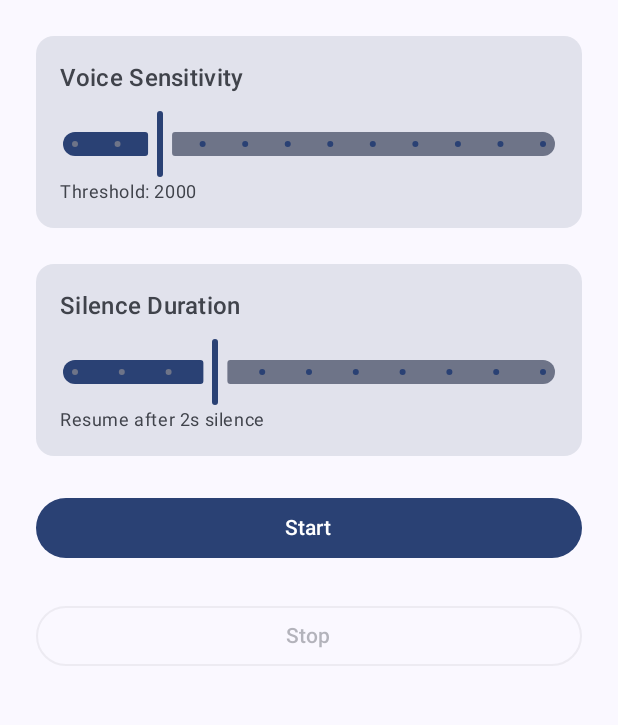
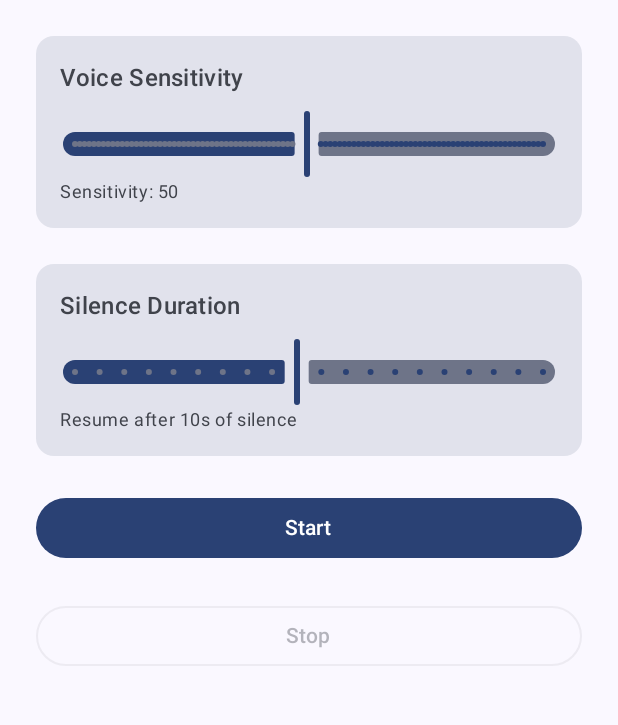
Before and after one commit to RohitKSahoo/Pausify, an Android app built with Jetpack Compose: the screen it shows after launch (MainActivity), on a phone screen of 412 x 824 dp, the part 252-977 px from its top. Run offline under Robolectric (Android 15) with nearby library versions, the light colour scheme and no system bars.

Commit message:
Mic sensitivity and silence timer slider added + mapped with the UI

```diff
--- a/app/src/main/java/com/rohit/voicepause/Settings.kt
+++ b/app/src/main/java/com/rohit/voicepause/Settings.kt
@@ -5,33 +5,46 @@ import android.content.Context
 object Settings {
 
     private const val PREFS = "voicepause_settings"
+    private const val KEY_VOICE_SENSITIVITY = "voice_sensitivity" // 1–100
+    private const val KEY_SILENCE_SECONDS = "silence_seconds"     // 1–20
 
-    private const val KEY_VOICE_THRESHOLD = "voice_threshold"
-    private const val KEY_SILENCE_DURATION = "silence_duration"
+    // ---------- VOICE SENSITIVITY ----------
 
-    // Defaults (safe + tested)
-    private const val DEFAULT_VOICE_THRESHOLD = 2000
-    private const val DEFAULT_SILENCE_DURATION = 2000L
+    fun getVoiceSensitivity(context: Context): Int {
+        return context.getSharedPreferences(PREFS, Context.MODE_PRIVATE)
+            .getInt(KEY_VOICE_SENSITIVITY, 50) // default middle
+    }
 
-    fun getVoiceThreshold(context: Context): Int =
-        context.getSharedPreferences(PREFS, Context.MODE_PRIVATE)
-            .getInt(KEY_VOICE_THRESHOLD, DEFAULT_VOICE_THRESHOLD)
-
-    fun setVoiceThreshold(context: Context, value: Int) {
+    fun setVoiceSensitivity(context: Context, value: Int) {
         context.getSharedPreferences(PREFS, Context.MODE_PRIVATE)
             .edit()
-            .putInt(KEY_VOICE_THRESHOLD, value)
+            .putInt(KEY_VOICE_SENSITIVITY, value.coerceIn(1, 100))
             .apply()
     }
 
-    fun getSilenceDuration(context: Context): Long =
-        context.getSharedPreferences(PREFS, Context.MODE_PRIVATE)
-            .getLong(KEY_SILENCE_DURATION, DEFAULT_SILENCE_DURATION)
+    // Maps 1–100 → RMS 300–3000
+    // Maps 1–100 → RMS 50–3000
+    fun getVoiceThreshold(context: Context): Int {
+        val sensitivity = getVoiceSensitivity(context) // 1..100
+        return (50 + (sensitivity / 100f) * 2950).toInt()
+    }
 
-    fun setSilenceDuration(context: Context, value: Long) {
+
+    // ---------- SILENCE DURATION ----------
+
+    fun getSilenceSeconds(context: Context): Int {
+        return context.getSharedPreferences(PREFS, Context.MODE_PRIVATE)
+            .getInt(KEY_SILENCE_SECONDS, 10)
+    }
+
+    fun setSilenceSeconds(context: Context, seconds: Int) {
         context.getSharedPreferences(PREFS, Context.MODE_PRIVATE)
             .edit()
-            .putLong(KEY_SILENCE_DURATION, value)
+            .putInt(KEY_SILENCE_SECONDS, seconds.coerceIn(1, 20))
             .apply()
     }
+
+    fun getSilenceDuration(context: Context): Long {
+        return getSilenceSeconds(context) * 1000L
+    }
 }
--- a/app/src/main/java/com/rohit/voicepause/ui/screen/HomeScreen.kt
+++ b/app/src/main/java/com/rohit/voicepause/ui/screen/HomeScreen.kt
@@ -28,13 +28,14 @@ fun HomeScreen(
     var isRunning by remember { mutableStateOf(false) }
     var showStoppedSnackbar by remember { mutableStateOf(false) }
 
-    // 🎛 Slider state (persisted)
-    var voiceThreshold by remember {
-        mutableStateOf(Settings.getVoiceThreshold(context).toFloat())
+    // 🎙 Voice sensitivity (1–100)
+    var voiceSensitivity by remember {
+        mutableStateOf(Settings.getVoiceSensitivity(context))
     }
 
-    var silenceDuration by remember {
-        mutableStateOf(Settings.getSilenceDuration(context).toFloat())
+    // ⏱ Silence duration (seconds: 1–20)
+    var silenceSeconds by remember {
+        mutableStateOf(Settings.getSilenceSeconds(context))
     }
 
     // 🔔 Listen for service stop broadcast
@@ -51,11 +52,7 @@ fun HomeScreen(
         val filter = IntentFilter(VoiceMonitorService.ACTION_SERVICE_STOPPED)
 
         if (Build.VERSION.SDK_INT >= Build.VERSION_CODES.TIRAMISU) {
-            context.registerReceiver(
-                receiver,
-                filter,
-                Context.RECEIVER_NOT_EXPORTED
-            )
+            context.registerReceiver(receiver, filter, Context.RECEIVER_NOT_EXPORTED)
         } else {
             context.registerReceiver(receiver, filter)
         }
@@ -93,7 +90,7 @@ fun HomeScreen(
 
             StatusCard(isRunning = isRunning)
 
-            // 🎙️ Voice Sensitivity
+            // 🎙 Voice Sensitivity
             Card(
                 modifier = Modifier.fillMaxWidth(),
                 colors = CardDefaults.cardColors(
@@ -101,30 +98,27 @@ fun HomeScreen(
                 )
             ) {
                 Column(modifier = Modifier.padding(16.dp)) {
-                    Text(
-                        text = "Voice Sensitivity",
-                        style = MaterialTheme.typography.titleMedium
-                    )
+                    Text("Voice Sensitivity", style = MaterialTheme.typography.titleMedium)
                     Spacer(modifier = Modifier.height(8.dp))
 
                     Slider(
-                        value = voiceThreshold,
+                        value = voiceSensitivity.toFloat(),
                         onValueChange = {
-                            voiceThreshold = it
-                            Settings.setVoiceThreshold(context, it.toInt())
+                            voiceSensitivity = it.toInt()
+                            Settings.setVoiceSensitivity(context, voiceSensitivity)
                         },
-                        valueRange = 1000f..6000f,
-                        steps = 10
+                        valueRange = 1f..100f,
+                        steps = 98
                     )
 
                     Text(
-                        text = "Threshold: ${voiceThreshold.toInt()}",
+                        text = "Sensitivity: $voiceSensitivity",
                         style = MaterialTheme.typography.bodySmall
                     )
                 }
             }
 
-            // ⏱️ Silence Duration
+            // ⏱ Silence Duration
             Card(
                 modifier = Modifier.fillMaxWidth(),
                 colors = CardDefaults.cardColors(
@@ -132,24 +126,21 @@ fun HomeScreen(
                 )
             ) {
                 Column(modifier = Modifier.padding(16.dp)) {
-                    Text(
-                        text = "Silence Duration",
-                        style = MaterialTheme.typography.titleMedium
-                    )
+                    Text("Silence Duration", style = MaterialTheme.typography.titleMedium)
                     Spacer(modifier = Modifier.height(8.dp))
 
                     Slider(
-                        value = silenceDuration,
+                        value = silenceSeconds.toFloat(),
                         onValueChange = {
-                            silenceDuration = it
-                            Settings.setSilenceDuration(context, it.toLong())
+                            silenceSeconds = it.toInt()
+                            Settings.setSilenceSeconds(context, silenceSeconds)
                         },
-                        valueRange = 500f..5000f,
-                        steps = 9
+                        valueRange = 1f..20f,
+                        steps = 18
                     )
 
                     Text(
-                        text = "Resume after ${(silenceDuration / 1000).toInt()}s silence",
+                        text = "Resume after ${silenceSeconds}s of silence",
                         style = MaterialTheme.typography.bodySmall
                     )
                 }
```
Also changed, not shown: app/src/main/java/com/rohit/voicepause/VoiceMonitorService.kt (+86 -58 lines), 1 other file.
